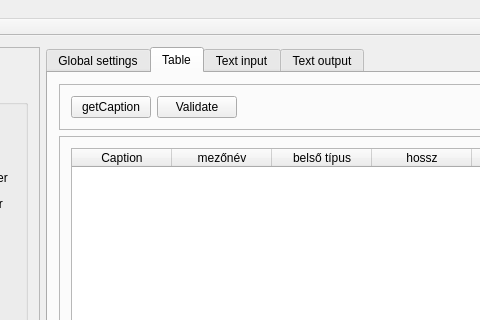
First picture: the form in retek2.ui, repository horvathzoltan/retek2, before the edit; both pictures show x 482 to 962 and y 0 to 320 of the 1496 by 696 pixel window.
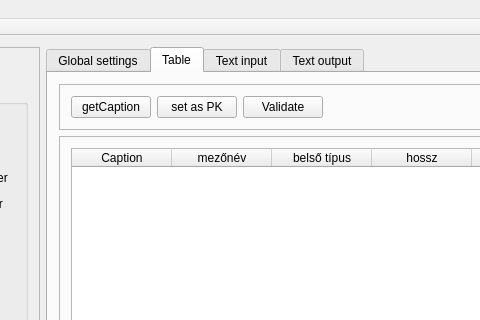
Second picture: the form after the edit. Icons and pictures are not drawn.

Diff of the .ui file:
```diff
--- a/retek2.ui
+++ b/retek2.ui
@@ -1128,6 +1128,13 @@
              </property>
             </widget>
            </item>
+           <item>
+            <widget class="QPushButton" name="pushButton_setPK">
+             <property name="text">
+              <string>set as PK</string>
+             </property>
+            </widget>
+           </item>
            <item>
             <widget class="QPushButton" name="pushButton_validate">
              <property name="text">
```
Left out of the diff: 2 changed lines with no effect on the pictures.
